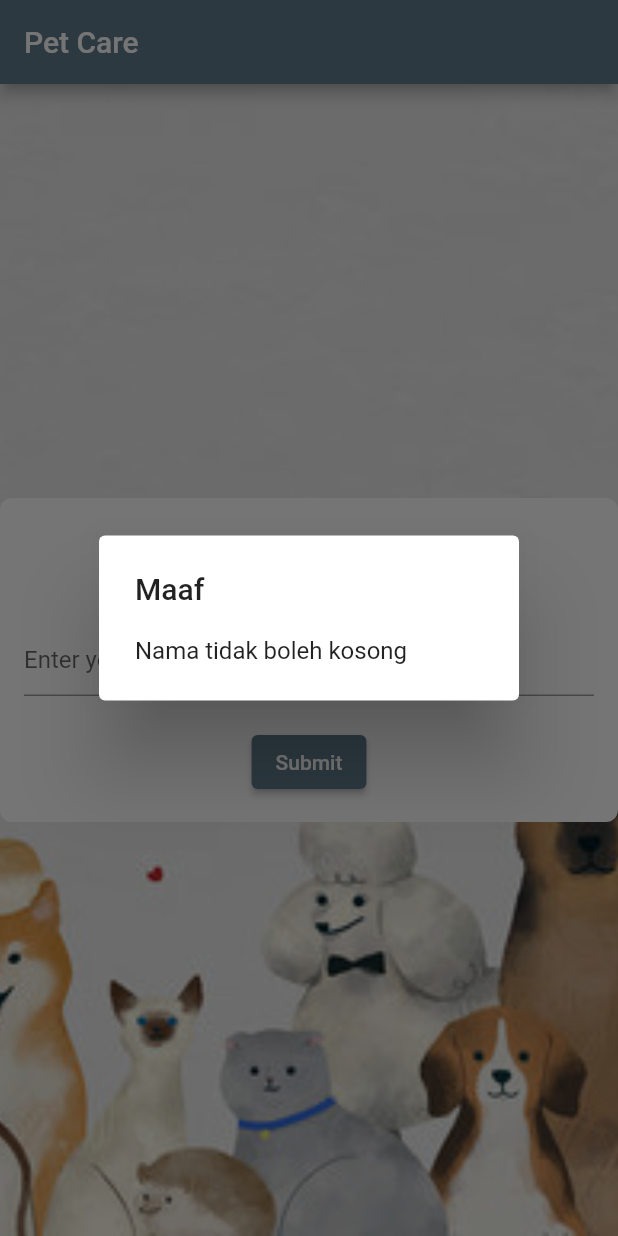
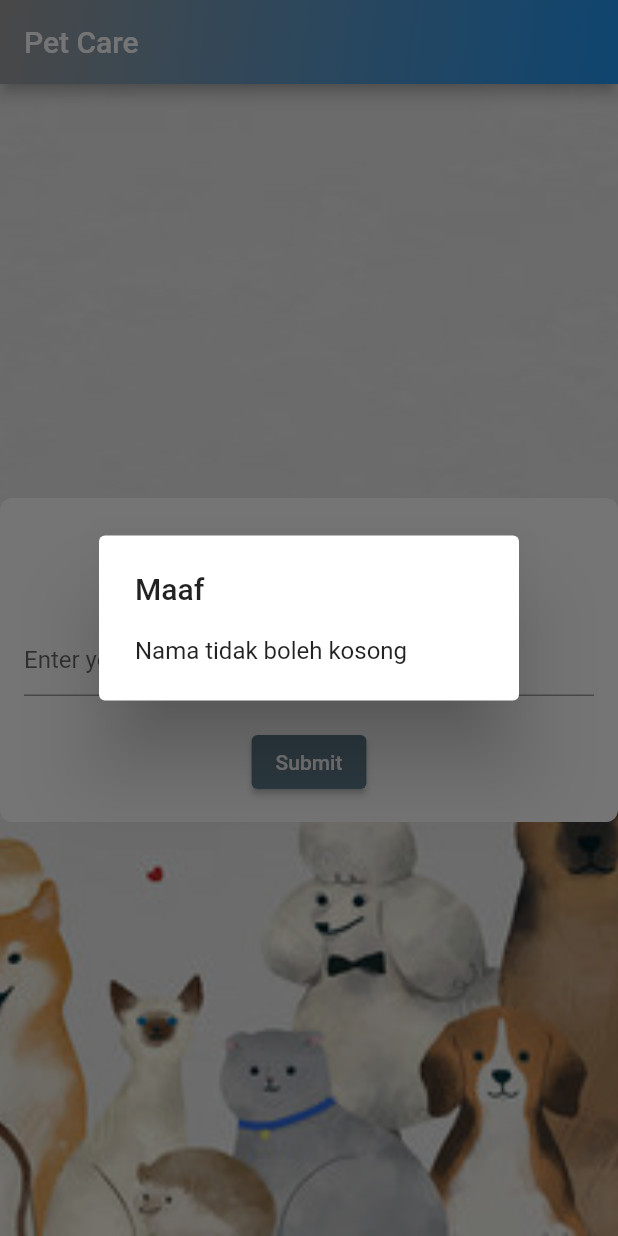
Before and after one commit to godelivadiva/205411029_FrameworkMobile_FlutterUTS, a Flutter app: the screen it shows after launch, after a tap on "Submit", on a phone screen of 412 x 824 dp. Run offline on Flutter 3.47's test engine with Material 2 defaults, Android fonts, the phone set to English and light mode, and no system bars.

Commit message:
[IMP] set AppBar color, adding comments, change the app's name for android

```diff
--- a/lib/main.dart
+++ b/lib/main.dart
@@ -46,6 +46,19 @@ class _MyHomePageState extends State<MyHomePage> {
     return Scaffold(
       appBar: AppBar(
         title: Text(widget.title),
+        /* Merubah warna background Appbar dengan gradasi, menggunakan
+        flexibleSpace dan BoxDecoration */
+        flexibleSpace: Container(
+          decoration: BoxDecoration(
+              gradient: LinearGradient(
+                  begin: Alignment.topLeft,
+                  end: Alignment.bottomRight,
+                  colors: <Color>[
+                    Colors.grey,
+                    Colors.blue
+                  ])
+          ),
+        ),
       ),
       body: Stack(
         children: [
@@ -76,7 +89,9 @@ class _MyHomePageState extends State<MyHomePage> {
     return Column(
       mainAxisSize: MainAxisSize.min,
       children: [
-        SizedBox(height: 20),
+        SizedBox(
+            height: 20,
+        ), // untuk membuat box dengan tinggi 20
         Text(
           'Welcome to Pet Care',
           style: TextStyle(
@@ -90,6 +105,7 @@ class _MyHomePageState extends State<MyHomePage> {
             hintText: 'Enter your name',
           ),
           onChanged: (value) {
+            // memberikan value untuk variabel nama sesuai dengan yang diinput
             setState(() {
               name = value;
             });
@@ -113,7 +129,7 @@ class _MyHomePageState extends State<MyHomePage> {
                       );
                     },
                   );
-                } else { // jika berhasil akan menampilkan ke halaman Pet
+                } else { // jika berhasil akan diarahkan ke halaman Pet
                   Navigator.push(
                     context,
                     MaterialPageRoute(builder: (context) => PetListScreen()),
@@ -188,7 +204,8 @@ class PetListScreen extends StatelessWidget {
                 // menampilkan text dengan snackbar saat klik each ListTile
                 ScaffoldMessenger.of(context).showSnackBar( // method for display SnackBar
                   SnackBar(
-                    content: Text('Kamu memilih $pet_name !'),
+                    content: Text('Kamu memilih $pet_name !'), // text yang ditampilkan
+                    duration: Duration(milliseconds: 500), // durasi menampilkan text
                   ),
                 );
               },
```
Also changed, not shown: 1 other file.
